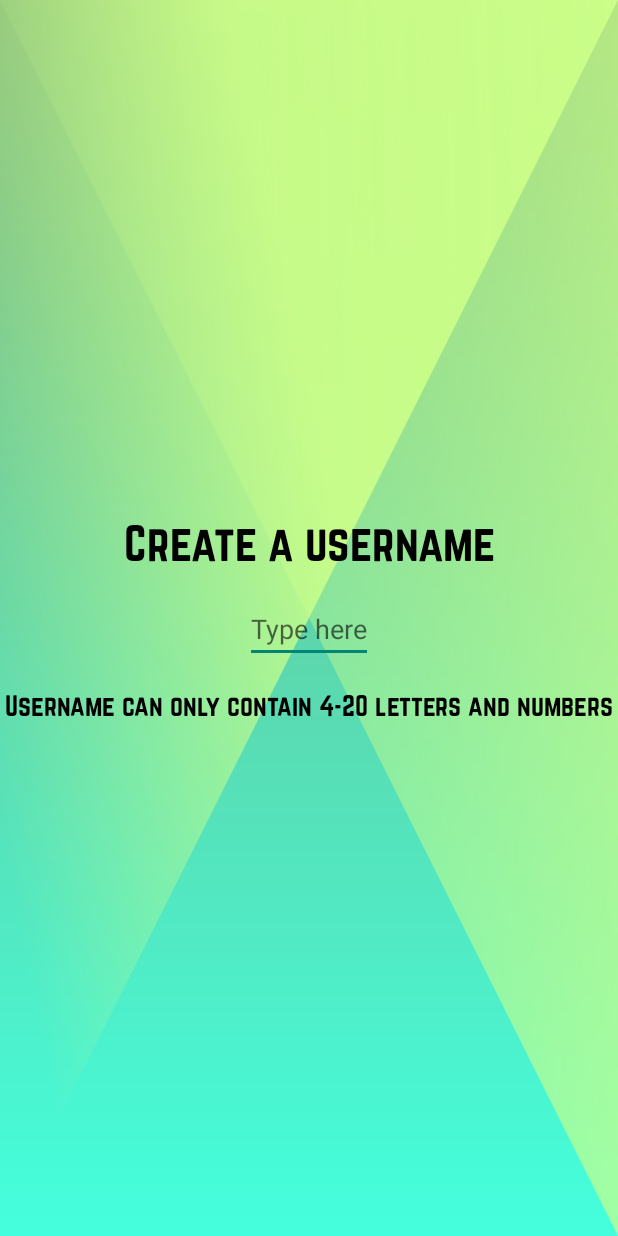
After one commit to AntonBush/fact-or-cap-game, an Android app: the layout fragment_create_username.xml on its own in the app's theme, with its tools: preview values and no code run, on a phone screen of 412 x 824 dp. The commit adds this screen. Run offline under Robolectric (Android 15) with nearby library versions, the phone set to English and light mode, and no system bars.

Commit message:
Main Menu.xml

```diff
--- /dev/null
+++ b/app/src/main/res/layout/fragment_create_username.xml
@@ -0,0 +1,45 @@
+<?xml version="1.0" encoding="utf-8"?>
+<androidx.constraintlayout.widget.ConstraintLayout xmlns:android="http://schemas.android.com/apk/res/android"
+        xmlns:tools="http://schemas.android.com/tools"
+        android:layout_width="match_parent"
+        android:layout_height="match_parent"
+        xmlns:app="http://schemas.android.com/apk/res-auto"
+        tools:context=".ui.menu.MenuFragment"
+        android:background="@drawable/ic_wallpaper">
+    <TextView
+            android:id="@+id/create_username_textview"
+            android:layout_width="wrap_content"
+            android:layout_height="wrap_content"
+            android:layout_marginBottom="100dp"
+            app:layout_constraintBottom_toBottomOf="parent"
+            app:layout_constraintStart_toStartOf="parent"
+            app:layout_constraintEnd_toEndOf="parent"
+            app:layout_constraintTop_toTopOf="parent"
+            android:text="@string/create_username_string"
+            android:textSize="30sp"
+            android:textColor="@color/black"
+            android:fontFamily="@font/norwester"/>
+    <EditText
+            android:id="@+id/create_username_edittext"
+            android:layout_width="wrap_content"
+            android:layout_height="wrap_content"
+            app:layout_constraintBottom_toBottomOf="parent"
+            app:layout_constraintStart_toStartOf="parent"
+            app:layout_constraintEnd_toEndOf="parent"
+            app:layout_constraintTop_toTopOf="@id/create_username_textview"
+            android:layout_marginBottom="330dp"
+            android:hint="@string/type_here_string"/>
+    <TextView
+            android:id="@+id/create_username_hint_textview"
+            android:layout_width="wrap_content"
+            android:layout_height="wrap_content"
+            android:layout_marginBottom="280dp"
+            app:layout_constraintBottom_toBottomOf="parent"
+            app:layout_constraintStart_toStartOf="parent"
+            app:layout_constraintEnd_toEndOf="parent"
+            app:layout_constraintTop_toTopOf="@id/create_username_edittext"
+            android:text="@string/create_username_hint_string"
+            android:textSize="17sp"
+            android:textColor="@color/black"
+            android:fontFamily="@font/norwester"/>
+</androidx.constraintlayout.widget.ConstraintLayout>
--- a/app/src/main/res/values/strings.xml
+++ b/app/src/main/res/values/strings.xml
@@ -10,6 +10,9 @@
     <string name="change_language_placeholder">Change language</string>
     <string name="profile_picture_placeholder">Profile picture</string>
     <string name="change_username_menu_String">Change username</string>
+    <string name="create_username_string">Create a username</string>
+    <string name="create_username_hint_string">Username can only contain 4-20 letters and numbers</string>
+    <string name="type_here_string">Type here</string>
     <string name="game_name">Fact or Cap</string>
     <!-- TODO: Remove later 1-->
     <string name="username_menu_string">User1</string>
```
